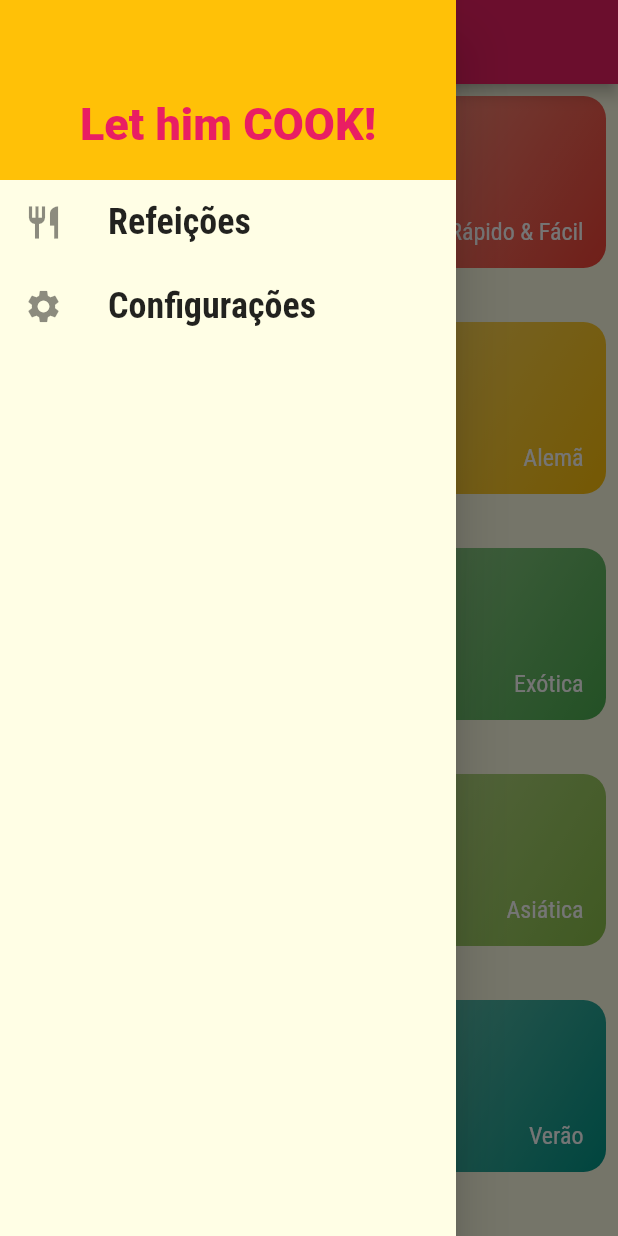
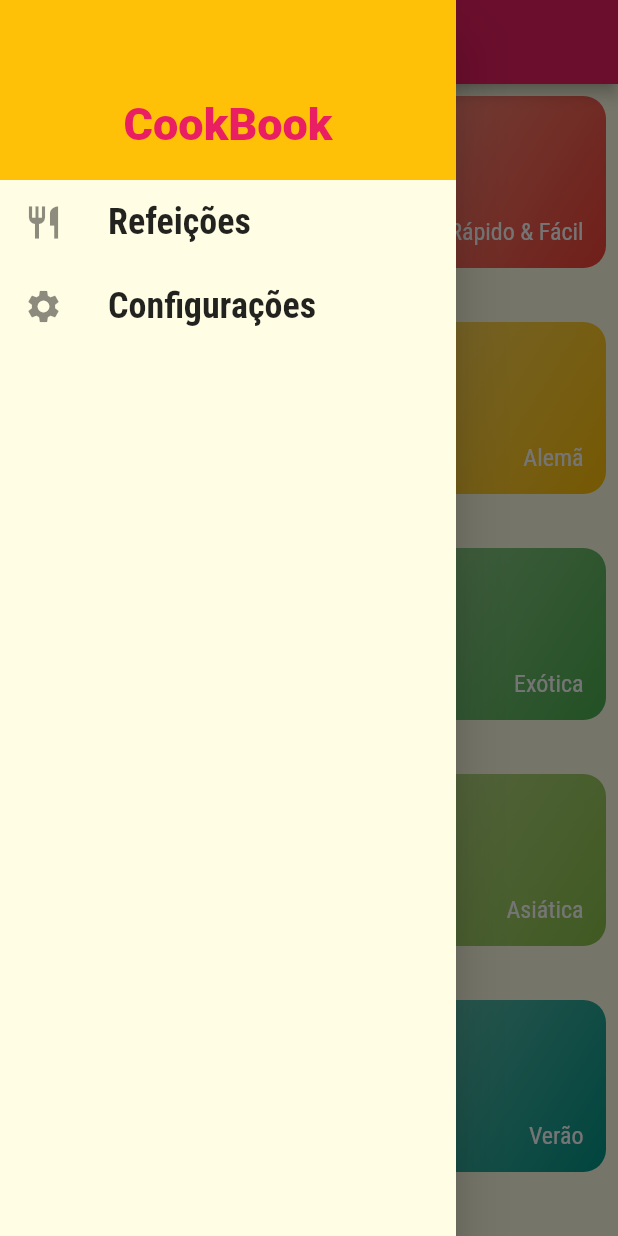
Before and after one commit to annarafafo/cookbook, a Flutter app: the screen it shows after launch, with the side drawer open, on a phone screen of 412 x 824 dp. Run offline on Flutter 3.47's test engine with Material 2 defaults, Android fonts, the phone set to English and light mode, and no system bars; our stand-ins replace google_fonts.

Commit message:
style changes

```diff
--- a/lib/components/main_drawer.dart
+++ b/lib/components/main_drawer.dart
@@ -31,7 +31,7 @@ class MainDrawer extends StatelessWidget {
             padding: const EdgeInsets.all(20),
             color: Theme.of(context).colorScheme.secondary,
             child: Text(
-              'Let him COOK!',
+              'CookBook',
               style: TextStyle(
                   fontWeight: FontWeight.w900,
                   fontSize: 30,
--- a/lib/screens/meal_detail_screen.dart
+++ b/lib/screens/meal_detail_screen.dart
@@ -46,7 +46,10 @@ class MealDetailScreen extends StatelessWidget {
                   return ListTile(
                     leading: CircleAvatar(
                       backgroundColor: Theme.of(context).colorScheme.primary,
-                      child: Text('${index + 1}'),
+                      child: Text(
+                        '${index + 1}',
+                        style: const TextStyle(color: Colors.white),
+                      ),
                     ),
                     title: Text(
                       meal.steps[index],
@@ -60,7 +63,6 @@ class MealDetailScreen extends StatelessWidget {
           ],
         ),
       ),
-      floatingActionButton: FloatingActionButton(onPressed: (){}, child: const Icon(Icons.star),),
     );
   }
 }
```
